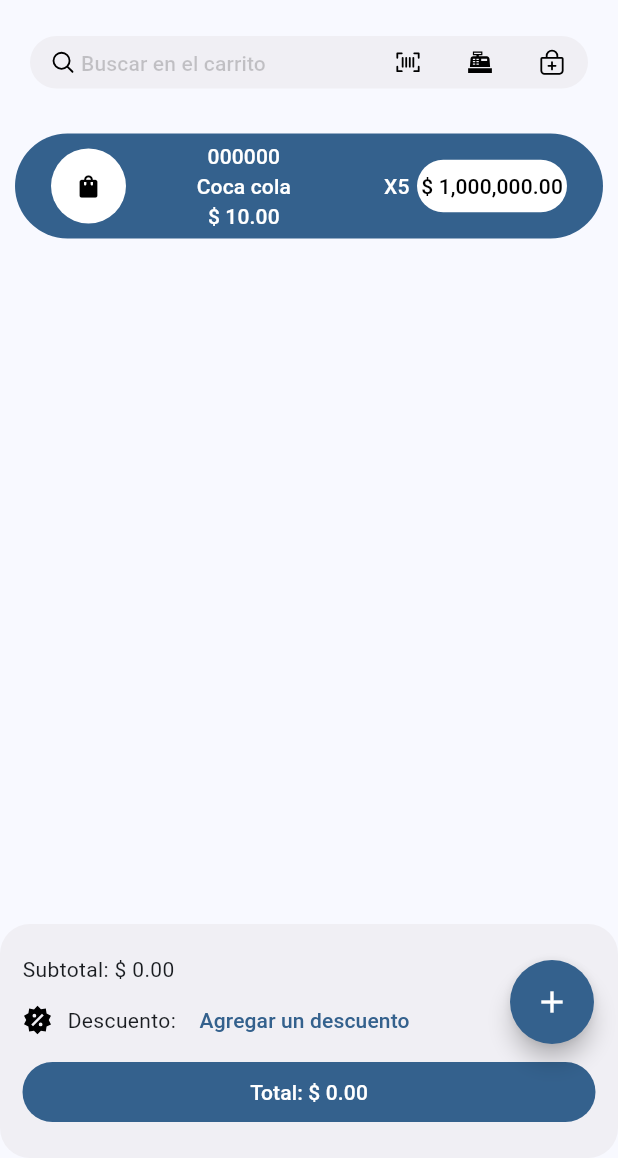
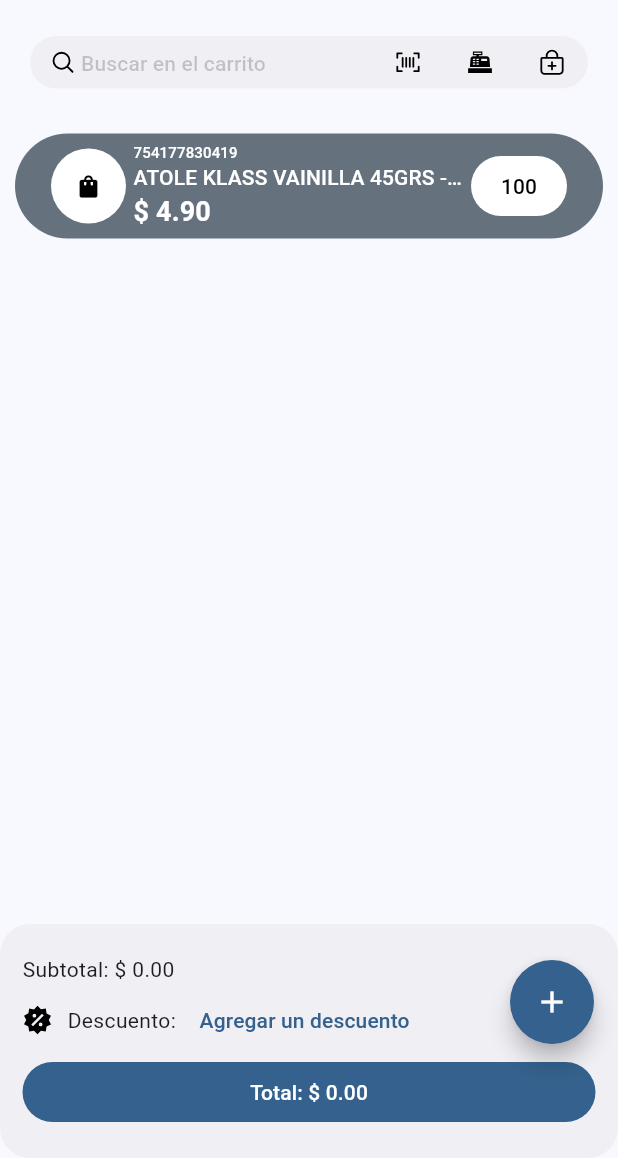
Before and after one commit to MarcosFalcon343/cosmicpos, a Flutter app: the screen it shows after launch, on a phone screen of 412 x 824 dp, the part 78-1236 px from its top. Run offline on Flutter 3.47's test engine with Material 2 defaults, Android fonts, the phone set to English and light mode, and no system bars; our stand-ins replace flutter_svg, hive_flutter; accounts and stored records are empty.

Commit message:
Errores en el product_pos

```diff
--- a/lib/main.dart
+++ b/lib/main.dart
@@ -1,9 +1,13 @@
 import 'package:cosmicpos/config/theme/app_theme.dart';
 import 'package:cosmicpos/views/POS/pos_screen.dart';
 import 'package:flutter/material.dart';
+import 'package:hive_flutter/hive_flutter.dart';
 
-void main() => runApp(const MyApp());
-
+Future<void> main() async {
+  await Hive.initFlutter();
+  //await Hive.openBox('productos');
+  runApp(const MyApp());
+}
 class MyApp extends StatelessWidget {
   const MyApp({super.key});
 
--- a/lib/views/POS/pos_screen.dart
+++ b/lib/views/POS/pos_screen.dart
@@ -49,19 +49,19 @@ class PosScreen extends StatelessWidget {
 }
 
 class _PosView extends StatelessWidget {
+
   @override
   Widget build(BuildContext context) {
     return Column(
       children: [
         const Options(),
         Expanded(
-            child: ListView(
+          child: ListView(
           padding: const EdgeInsets.all(10),
           children: const [
             ProductPosPreview(
               sku: '000',
               nombre: 'Hello',
-              cantidad: 3,
               precio: 4,
             ),
           ],
--- a/lib/views/POS/product_pos.dart
+++ b/lib/views/POS/product_pos.dart
@@ -1,57 +1,93 @@
 import 'package:flutter/material.dart';
+import 'package:hive_flutter/hive_flutter.dart';
 
 class ProductPosPreview extends StatelessWidget {
   final String sku;
   final String nombre;
   final double precio;
-  final int cantidad;
 
-  const ProductPosPreview(
-      {super.key,
-      required this.sku,
-      required this.nombre,
-      required this.precio,
-      required this.cantidad});
+  const ProductPosPreview({
+    super.key,
+    required this.sku,
+    required this.nombre,
+    required this.precio,
+  });
 
   @override
   Widget build(BuildContext context) {
     return FilledButton(
-      onPressed: () {},
-      child: const Row(
-        children: [_ImagenProducto(), _datosProducto(), _ProductoSubtotal()],
-      ),
-    );
+        style: const ButtonStyle(
+          backgroundColor: MaterialStatePropertyAll(Color(0xFF66717E)),
+        ),
+        onLongPress: () {
+          print('Hello');
+        },
+        onPressed: ()  async{
+          Hive.initFlutter();
+          var box = await Hive.openBox('mybox');
+          var productos = box.get('productos');
+          print('Productos: $productos');
+        },
+        child: Column(
+          children: [
+            Row(
+              children: [
+                const _ImagenProducto(),
+                const _datosProducto(),
+                Center(
+                    child: TextButton(
+                        style: const ButtonStyle(
+                            backgroundColor:
+                                MaterialStatePropertyAll(Colors.white)),
+                        onPressed: () {},
+                        child: const Text(
+                          '100',
+                          style: TextStyle(color: Colors.black),
+                        ))),
+                // Container(
+                //   height: 30,
+                //   width: 50,
+                //   decoration: BoxDecoration(
+                //      borderRadius: BorderRadius.circular(20),
+                //     color: Colors.white
+                //   ),
+                //   child:  Center(
+                //     child: TextButton(onPressed: (){}, child: const Text('100',style: TextStyle(color: Colors.black),)),
+                //   )
+                // )
+              ],
+            ),
+          ],
+        ));
   }
 }
 
-class _ProductoSubtotal extends StatelessWidget {
-  const _ProductoSubtotal({
-    super.key,
-  });
+// class _ProductoSubtotal extends StatelessWidget {
+//   const _ProductoSubtotal({
+//     super.key,
+//   });
 
-  @override
-  Widget build(BuildContext context) {
-    return Center(
-      child: Container(
-        height: 35,
-        width: 100,
-        decoration: BoxDecoration(
-            color: Colors.white, borderRadius: BorderRadius.circular(20)),
-        child: const Center(
-          child: Text(
-            '\$ 1,000,000.00',
-            style: TextStyle(color: Colors.black),
-          ),
-        ),
-      ),
-    );
-  }
-}
+//   @override
+//   Widget build(BuildContext context) {
+//     return Center(
+//       child: Container(
+//         height: 35,
+//         width: 100,
+//         decoration: BoxDecoration(
+//             color: Colors.white, borderRadius: BorderRadius.circular(20)),
+//         child: const Center(
+//           child: Text(
+//             '\$ 1,000,000.00',
+//             style: TextStyle(color: Colors.black),
+//           ),
+//         ),
+//       ),
+//     );
+//   }
+// }
 
 class _datosProducto extends StatelessWidget {
-  const _datosProducto({
-    super.key,
-  });
+  const _datosProducto();
 
   @override
   Widget build(BuildContext context) {
@@ -62,14 +98,27 @@ class _datosProducto extends StatelessWidget {
         children: [
           Expanded(
             child: Column(
-              children: [Text('000000'), Text('Coca cola'), Text('\$ 10.00')],
+              crossAxisAlignment: CrossAxisAlignment.start,
+              children: [
+                Text(
+                  '754177830419',
+                  style: TextStyle(fontSize: 10, color: Colors.white),
+                ),
+                Text(
+                  'ATOLE KLASS VAINILLA 45GRS - KLASS - 1 PIEZA',
+                  style: TextStyle(color: Colors.white),
+                  overflow: TextOverflow.ellipsis,
+                ),
+                Text(
+                  '\$ 4.90',
+                  style: TextStyle(
+                      color: Colors.white,
+                      fontWeight: FontWeight.bold,
+                      fontSize: 18),
+                )
+              ],
             ),
           ),
-          SizedBox(
-            width: 20,
-          ),
-          Text('X'),
-          Text('5'),
         ],
       ),
     ));
@@ -77,9 +126,7 @@ class _datosProducto extends StatelessWidget {
 }
 
 class _ImagenProducto extends StatelessWidget {
-  const _ImagenProducto({
-    super.key,
-  });
+  const _ImagenProducto();
 
   @override
   Widget build(BuildContext context) {
```
Also changed, not shown: assets/image-not-supported.svg (added), assets/options-vertical.svg (added), 1 other file.
